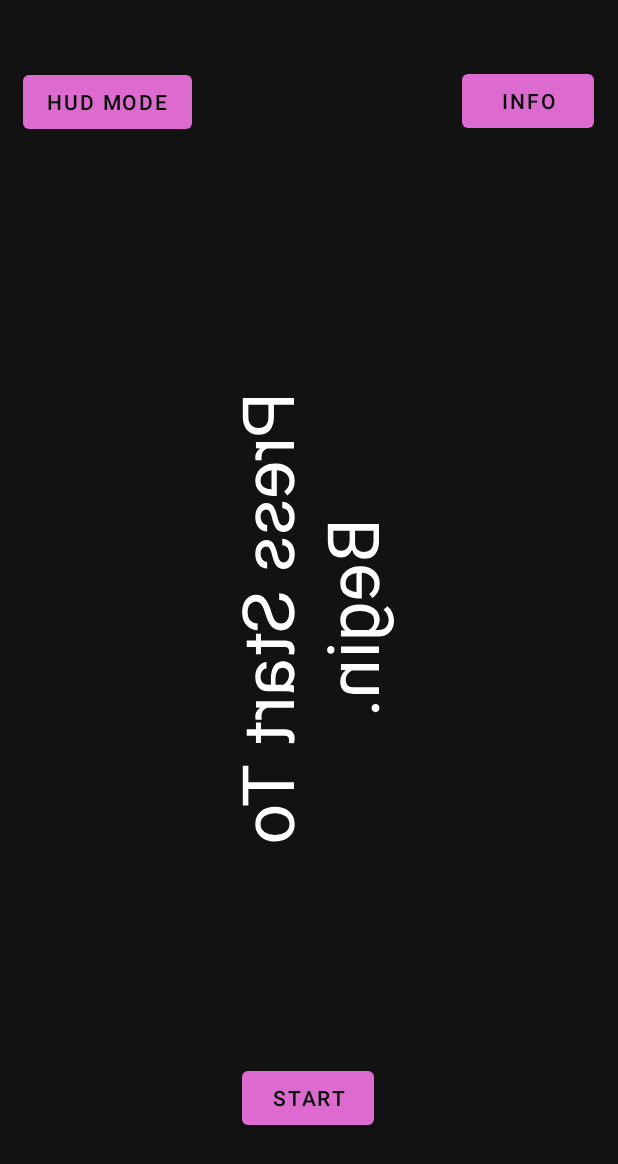
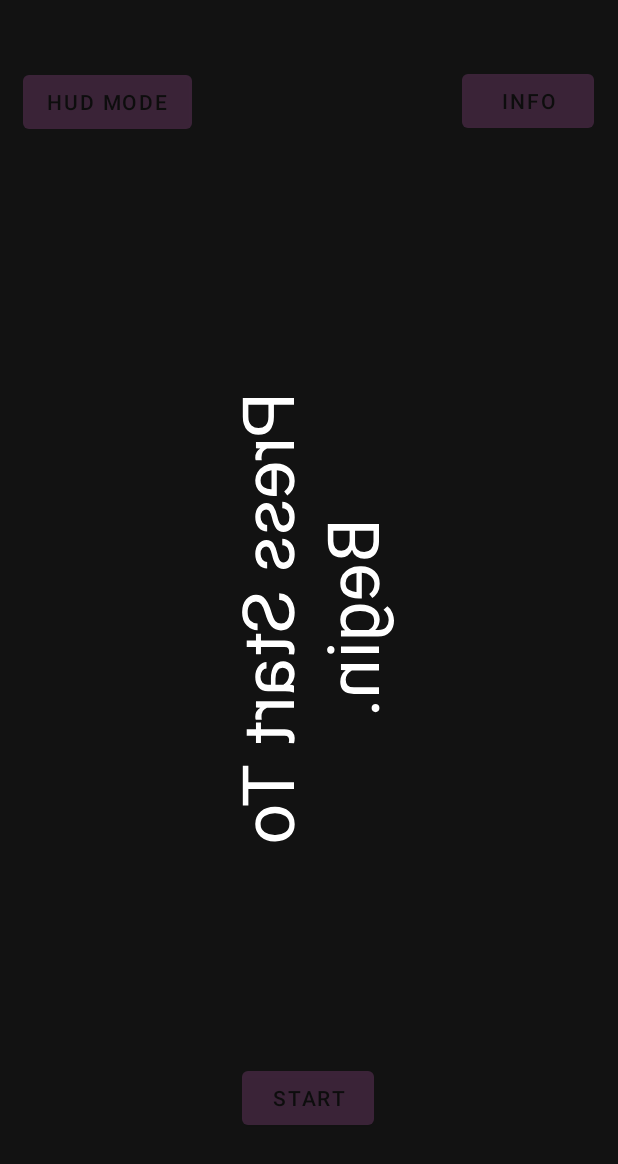
Before and after one commit to iloveusername/Synesthesia, an Android app: the screen it shows after launch (MainActivity), after a tap on "BASIC MODE", on a phone screen of 412 x 824 dp. Shown: the top 1164 px of the screen. Run offline under Robolectric (Android 15) with nearby library versions, the phone set to English and light mode, and no system bars; libraries missing offline, so code that uses them is left out: org.vosk, org.vosk.android; 1 statement that could not run was skipped.

Commit message:
Dim Buttons in HUD Mode

```diff
--- a/app/src/debug/res/values/ic_launcher_background.xml
+++ b/app/src/debug/res/values/ic_launcher_background.xml
@@ -1,4 +1,4 @@
 <?xml version="1.0" encoding="utf-8"?>
 <resources>
-    <color name="ic_launcher_background">#2F0A29</color>
+    <color name="ic_launcher_background">#121212</color>
 </resources>
--- a/app/src/main/java/com/riats/synthesia/MainActivity.java
+++ b/app/src/main/java/com/riats/synthesia/MainActivity.java
@@ -50,15 +50,12 @@ public class MainActivity extends AppCompatActivity implements RecognitionListen
             initModel();
         }
 
-
-
         start.setOnClickListener(new View.OnClickListener() {
             @Override
             public void onClick(View view) {
                 if (staState == 0){
                     recognizeMicrophone();
                     start.setText("Stop");
-//                    textView.setText("Start Talking.");
                     staState = 1;
                 }
                 else{
@@ -67,7 +64,6 @@ public class MainActivity extends AppCompatActivity implements RecognitionListen
                         speechService = null;
                     }
                     start.setText("Start");
-//                    textView.setText("Press Start To Begin.");
                     staState = 0;
                 }
 
@@ -79,12 +75,18 @@ public class MainActivity extends AppCompatActivity implements RecognitionListen
             public void onClick(View view) {
                 if (refState == 0){
                     reflect.setText("HUD Mode");
+                    reflect.setAlpha(0.2F);
+                    start.setAlpha(0.2F);
+                    info.setAlpha(0.2F);
                     textView.setRotation(90);
                     textView.setRotationY(180);
                     refState = 1;
                 }
                 else{
                     reflect.setText("Basic Mode");
+                    reflect.setAlpha(1F);
+                    start.setAlpha(1F);
+                    info.setAlpha(1F);
                     textView.setRotation(0);
                     textView.setRotationY(0);
                     refState = 0;
--- a/app/src/main/res/layout/activity_main.xml
+++ b/app/src/main/res/layout/activity_main.xml
@@ -25,6 +25,7 @@
         android:id="@+id/start"
         android:layout_width="wrap_content"
         android:layout_height="wrap_content"
+        android:alpha="1"
         android:text="Start"
         app:layout_constraintBottom_toBottomOf="parent"
         app:layout_constraintEnd_toEndOf="parent"
@@ -37,6 +38,7 @@
         android:id="@+id/reflect"
         android:layout_width="wrap_content"
         android:layout_height="wrap_content"
+        android:alpha="1"
         android:text="Basic Mode"
         app:layout_constraintBottom_toBottomOf="parent"
         app:layout_constraintEnd_toEndOf="parent"
@@ -49,6 +51,7 @@
         android:id="@+id/info"
         android:layout_width="wrap_content"
         android:layout_height="wrap_content"
+        android:alpha="1"
         android:text="Info"
         app:layout_constraintBottom_toBottomOf="parent"
         app:layout_constraintEnd_toEndOf="parent"
```
Also changed, not shown: app/src/debug/ic_launcher-playstore.png, app/src/debug/res/mipmap-hdpi/ic_launcher.png, app/src/debug/res/mipmap-hdpi/ic_launcher_round.png, app/src/debug/res/mipmap-mdpi/ic_launcher.png, app/src/debug/res/mipmap-mdpi/ic_launcher_round.png, app/src/debug/res/mipmap-xhdpi/ic_launcher.png, app/src/debug/res/mipmap-xhdpi/ic_launcher_round.png, app/src/debug/res/mipmap-xxhdpi/ic_launcher.png, app/src/debug/res/mipmap-xxhdpi/ic_launcher_round.png, app/src/debug/res/mipmap-xxxhdpi/ic_launcher.png, app/src/debug/res/mipmap-xxxhdpi/ic_launcher_round.png.
